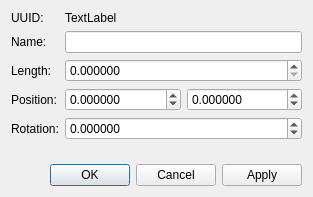
This is libs/librepcb/libraryeditor/sym/dialogs/symbolpinpropertiesdialog.ui in LibrePCB/LibrePCB as Qt 5 draws it before an edit. The edited form follows.
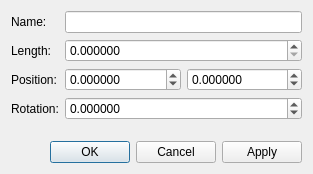
This is the edited form.

```diff
--- a/libs/librepcb/libraryeditor/sym/dialogs/symbolpinpropertiesdialog.ui
+++ b/libs/librepcb/libraryeditor/sym/dialogs/symbolpinpropertiesdialog.ui
@@ -7,7 +7,7 @@
     <x>0</x>
     <y>0</y>
     <width>313</width>
-    <height>197</height>
+    <height>174</height>
    </rect>
   </property>
   <property name="windowTitle">
@@ -17,44 +17,27 @@
    <item>
     <layout class="QFormLayout" name="formLayout">
      <item row="0" column="0">
-      <widget class="QLabel" name="label">
-       <property name="text">
-        <string>UUID:</string>
-       </property>
-      </widget>
-     </item>
-     <item row="0" column="1">
-      <widget class="QLabel" name="lblUuid">
-       <property name="text">
-        <string notr="true">TextLabel</string>
-       </property>
-       <property name="textInteractionFlags">
-        <set>Qt::LinksAccessibleByMouse|Qt::TextSelectableByMouse</set>
-       </property>
-      </widget>
-     </item>
-     <item row="1" column="0">
       <widget class="QLabel" name="label_2">
        <property name="text">
         <string>Name:</string>
        </property>
       </widget>
      </item>
-     <item row="1" column="1">
+     <item row="0" column="1">
       <widget class="QLineEdit" name="edtName">
        <property name="maxLength">
         <number>20</number>
        </property>
       </widget>
      </item>
-     <item row="2" column="0">
+     <item row="1" column="0">
       <widget class="QLabel" name="label_6">
        <property name="text">
         <string>Length:</string>
        </property>
       </widget>
      </item>
-     <item row="2" column="1">
+     <item row="1" column="1">
       <widget class="QDoubleSpinBox" name="spbLength">
        <property name="decimals">
         <number>6</number>
@@ -67,14 +50,14 @@
        </property>
       </widget>
      </item>
-     <item row="3" column="0">
+     <item row="2" column="0">
       <widget class="QLabel" name="label_4">
        <property name="text">
         <string>Position:</string>
        </property>
       </widget>
      </item>
-     <item row="3" column="1">
+     <item row="2" column="1">
       <layout class="QHBoxLayout" name="horizontalLayout">
        <item>
         <widget class="QDoubleSpinBox" name="spbPosX">
@@ -110,14 +93,14 @@
        </item>
       </layout>
      </item>
-     <item row="4" column="0">
+     <item row="3" column="0">
       <widget class="QLabel" name="label_5">
        <property name="text">
         <string>Rotation:</string>
        </property>
       </widget>
      </item>
-     <item row="4" column="1">
+     <item row="3" column="1">
       <widget class="QDoubleSpinBox" name="spbRotation">
        <property name="decimals">
         <number>6</number>
```
